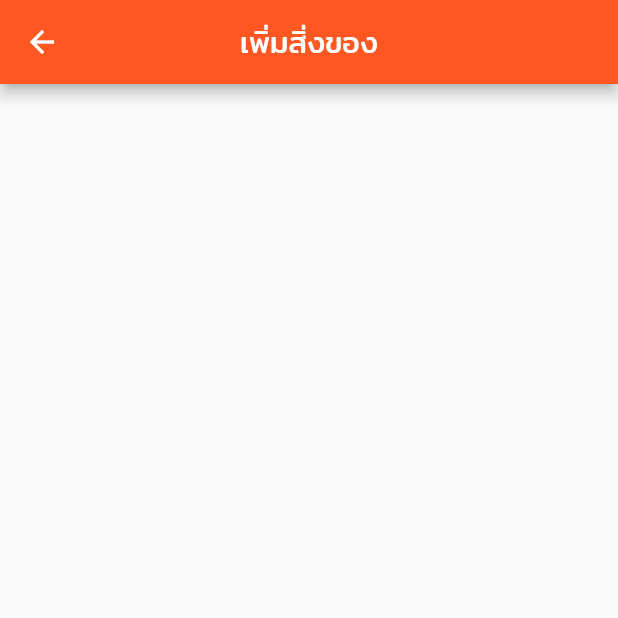
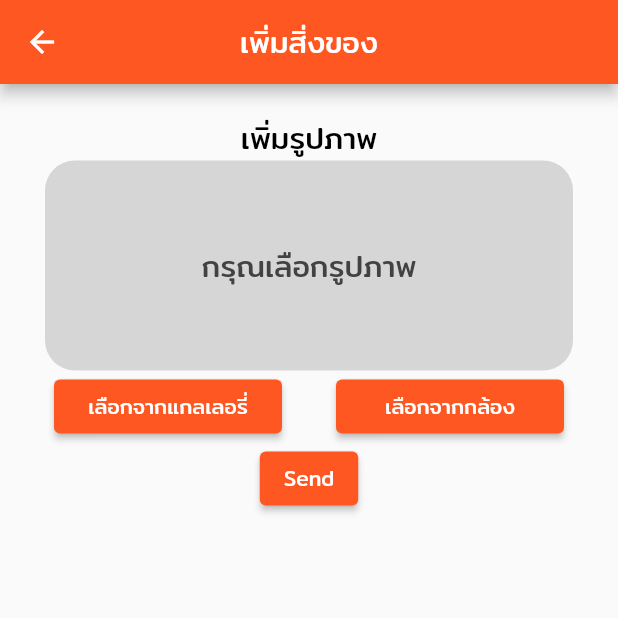
Before and after one commit to KitisakChalongjan/Exshange, a Flutter app: the AddItemScreen screen opened by its route, on a phone screen of 412 x 824 dp, the top half of it. Run offline on Flutter 3.47's test engine with Material 2 defaults, Android fonts, the phone set to English and light mode, and no system bars; our stand-ins replace cloud_firestore, firebase_auth, firebase_core, firebase_storage, image_picker; accounts and stored records are empty; network calls fail.

```diff
--- a/lib/main.dart
+++ b/lib/main.dart
@@ -1,4 +1,3 @@
-import 'package:exshange/providers/auth.dart';
 import 'package:exshange/providers/authentication.dart';
 import 'package:exshange/providers/items.dart';
 import 'package:exshange/screens/add_item_screen.dart';
--- a/lib/screens/add_item_screen.dart
+++ b/lib/screens/add_item_screen.dart
@@ -1,6 +1,11 @@
+import 'dart:io';
+import 'package:cloud_firestore/cloud_firestore.dart';
 import 'package:flutter/material.dart';
 import 'package:flutter/src/foundation/key.dart';
 import 'package:flutter/src/widgets/framework.dart';
+import 'package:image_picker/image_picker.dart';
+import 'package:firebase_storage/firebase_storage.dart';
+import 'package:path/path.dart';
 
 class AddItemScreen extends StatefulWidget {
   const AddItemScreen({Key? key}) : super(key: key);
@@ -10,11 +15,9 @@ class AddItemScreen extends StatefulWidget {
 }
 
 class _AddItemScreenState extends State<AddItemScreen> {
-  List<String> imageUrlList = [
-    'https://www.uniqlo.com/jp/ja/contents/feature/masterpiece/common_22ss/img/products/contentsArea_itemimg_16.jpg',
-    'https://www.uniqlo.com/jp/ja/contents/feature/masterpiece/common_22ss/img/products/contentsArea_itemimg_16.jpg',
-    'https://www.uniqlo.com/jp/ja/contents/feature/masterpiece/common_22ss/img/products/contentsArea_itemimg_16.jpg',
-  ];
+  List<XFile> imageSelected = [];
+  final ImagePicker imagePicker = ImagePicker();
+  final storageRef = FirebaseStorage.instance.ref();
 
   @override
   Widget build(BuildContext context) {
@@ -23,15 +26,130 @@ class _AddItemScreenState extends State<AddItemScreen> {
         title: Text('เพิ่มสิ่งของ'),
         centerTitle: true,
       ),
-      body: Column(
-        children: [
-          Container(
-            padding: EdgeInsets.all(10),
-            child: Row(
-              children: [],
+      body: Center(
+        child: Column(
+          children: [
+            SizedBox(
+              height: 20,
             ),
-          )
-        ],
+            Text(
+              'เพิ่มรูปภาพ',
+              style: Theme.of(context).textTheme.bodyText1,
+            ),
+            imageSelected.isEmpty
+                ? Container(
+                    alignment: Alignment.center,
+                    width: double.infinity,
+                    height: 140,
+                    margin: EdgeInsets.symmetric(horizontal: 30),
+                    decoration: BoxDecoration(
+                      color: Colors.grey[350],
+                      borderRadius: BorderRadius.circular(20),
+                    ),
+                    padding: EdgeInsets.symmetric(vertical: 20),
+                    child: Text(
+                      'กรุณเลือกรูปภาพ',
+                      style: TextStyle(color: Colors.grey[800]),
+                    ))
+                : Flexible(
+                    child: Container(
+                      width: double.infinity,
+                      height: 140,
+                      child: ListView.builder(
+                        scrollDirection: Axis.horizontal,
+                        itemCount: imageSelected.length,
+                        itemBuilder: (context, index) => Container(
+                          margin: EdgeInsets.symmetric(horizontal: 10),
+                          child: ClipRRect(
+                            borderRadius: BorderRadius.circular(20),
+                            child: Stack(
+                              alignment: Alignment.topRight,
+                              children: [
+                                Image.file(
+                                  File(imageSelected[index].path),
+                                  fit: BoxFit.cover,
+                                ),
+                                ElevatedButton(
+                                  style: ElevatedButton.styleFrom(
+                                    shape: CircleBorder(),
+                                    primary: Colors.red[600],
+                                  ),
+                                  child: Icon(
+                                    size: 20,
+                                    Icons.close_rounded,
+                                    color: Colors.white,
+                                  ),
+                                  onPressed: () {
+                                    setState(() {
+                                      imageSelected.removeAt(index);
+                                    });
+                                  },
+                                ),
+                              ],
+                            ),
+                          ),
+                        ),
+                      ),
+                    ),
+                  ),
+            Row(
+              mainAxisAlignment: MainAxisAlignment.spaceEvenly,
+              children: [
+                ElevatedButton(
+                  onPressed: () async {
+                    List<XFile>? image = await imagePicker.pickMultiImage();
+                    if (image == null) {
+                      return;
+                    } else {
+                      setState(() {
+                        imageSelected = image;
+                      });
+                    }
+                  },
+                  child: Container(
+                    alignment: Alignment.center,
+                    width: 120,
+                    child: Text('เลือกจากแกลเลอรี่'),
+                  ),
+                ),
+                ElevatedButton(
+                  onPressed: () async {
+                    XFile? image =
+                        await imagePicker.pickImage(source: ImageSource.camera);
+                    if (image == null) {
+                      return;
+                    } else {
+                      setState(() {
+                        imageSelected.add(image);
+                      });
+                    }
+                  },
+                  child: Container(
+                    alignment: Alignment.center,
+                    width: 120,
+                    child: Text('เลือกจากกล้อง'),
+                  ),
+                ),
+              ],
+            ),
+            ElevatedButton(
+              onPressed: () {
+                var imagesRef = storageRef.child('images/');
+                try {
+                  imageSelected.forEach((image) async {
+                    var file = File(image.path);
+                    String filename = basename(file.path);
+                      var imageFileRef = imagesRef.child(filename);
+                    await imageFileRef.putFile(file);
+                  });
+                } on FirebaseException catch (e) {
+                  print('Error : ${e}');
+                }
+              },
+              child: Text('Send'),
+            ),
+          ],
+        ),
       ),
     );
   }
--- a/lib/screens/filter_screen.dart
+++ b/lib/screens/filter_screen.dart
@@ -69,7 +69,7 @@ class _FilterScreenState extends State<FilterScreen> {
         child: Column(
           children: [
             SizedBox(
-              height: 30,
+              height: 20,
             ),
             Text(
               'กรองตามหมวดหมู่',
--- a/pubspec.yaml
+++ b/pubspec.yaml
@@ -40,6 +40,8 @@ dependencies:
   cloud_firestore: ^3.4.7
   firebase_core: ^1.22.0
   firebase_auth: ^3.8.0
+  image_picker: ^0.8.5+3
+  firebase_storage: ^10.3.8
 
 dev_dependencies:
   flutter_test:
```
Also changed, not shown: pubspec.lock, 1 other file.
